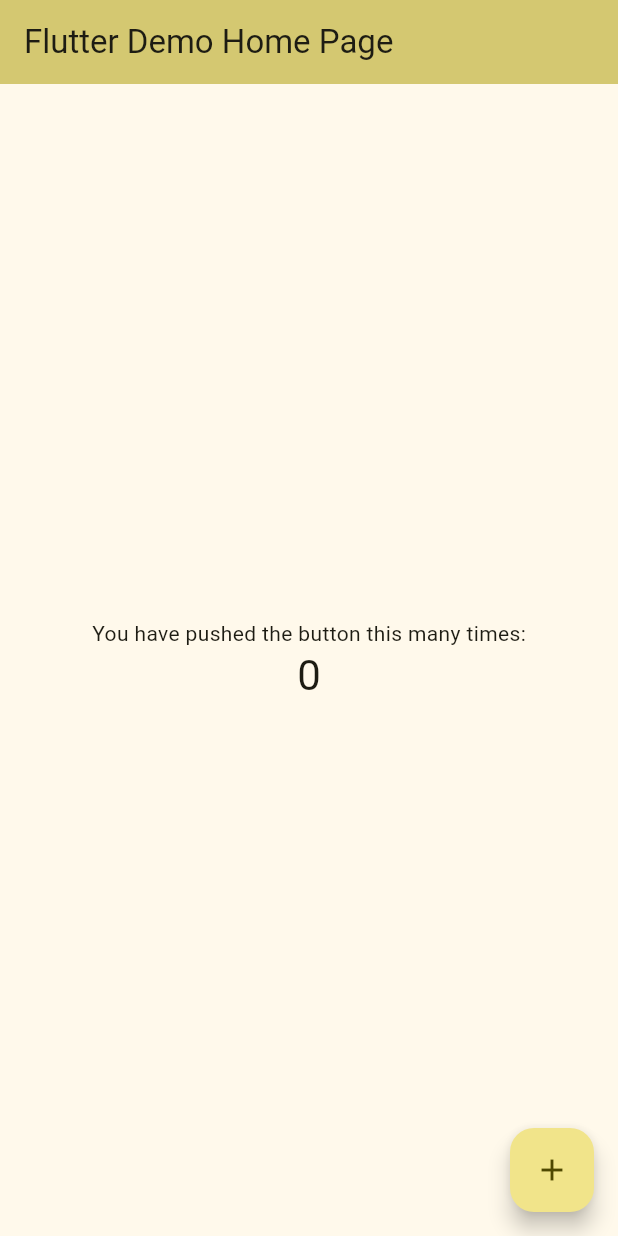
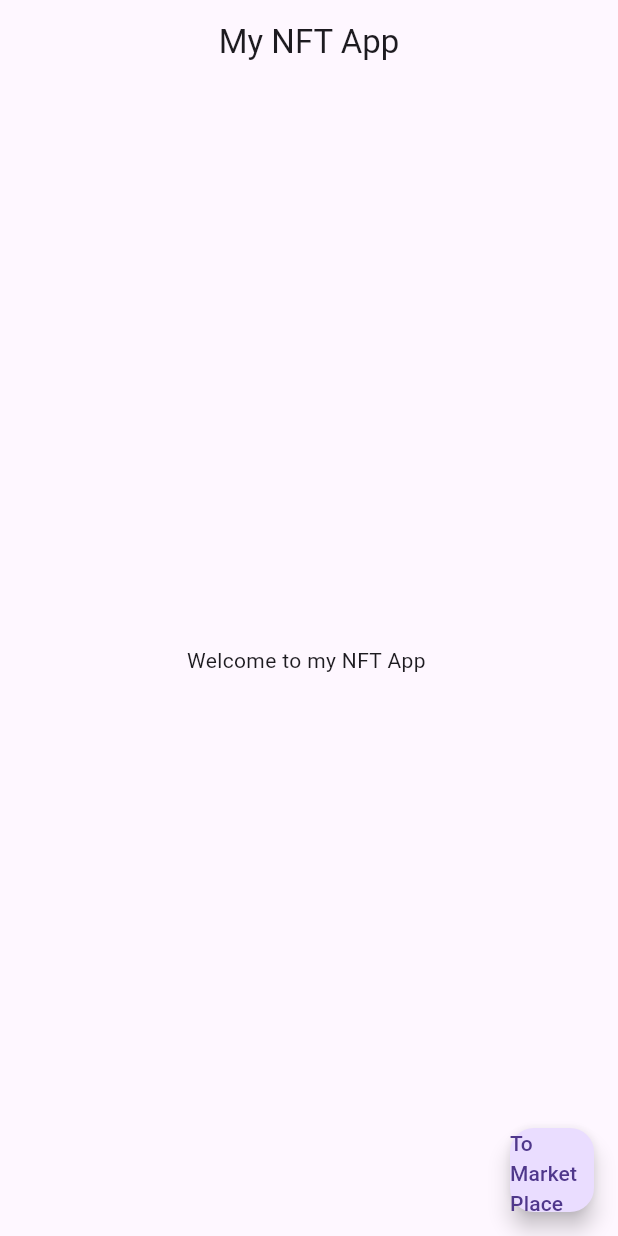
Before and after one commit to tomasGonz67/nft_app, a Flutter app: the screen it shows after launch, on a phone screen of 412 x 824 dp. Run offline on Flutter 3.47's test engine with Material 3 defaults, Android fonts, the phone set to English and light mode, and no system bars.

Commit message:
basics of UI for NFT app

```diff
--- a/lib/main.dart
+++ b/lib/main.dart
@@ -1,95 +1,20 @@
 import 'package:flutter/material.dart';
 
-void main() {
-  runApp(const MyApp());
-}
+void main() => runApp(MaterialApp(
+  home: Scaffold(
+    appBar:AppBar(
+      title:Text('My NFT App'),
+      centerTitle:true,
+    ),
+    body: Center(
+      child:Text('Welcome to my NFT App '),
+    ),
+      floatingActionButton: FloatingActionButton(
+        onPressed: (){
 
-class MyApp extends StatelessWidget {
-  const MyApp({super.key});
+        },
+        child:Text('To Market Place')
+        ),
+  ),
 
-  // This widget is the root of your application.
-  @override
-  Widget build(BuildContext context) {
-    return MaterialApp(
-      title: 'Flutter Demo',
-      theme: ThemeData(
-        colorScheme: ColorScheme.fromSeed(seedColor: Colors.yellow),
-        useMaterial3: true,
-      ),
-      home: const MyHomePage(title: 'Flutter Demo Home Page'),
-    );
-  }
-}
-
-class MyHomePage extends StatefulWidget {
-  const MyHomePage({super.key, required this.title});
-  final String title;
-
-  @override
-  State<MyHomePage> createState() => _MyHomePageState();
-}
-
-class _MyHomePageState extends State<MyHomePage> {
-  int _counter = 0;
-
-  void _incrementCounter() {
-    setState(() {
-      _counter++;
-    });
-  }
-
-  @override
-  Widget build(BuildContext context) {
-    // This method is rerun every time setState is called, for instance as done
-    // by the _incrementCounter method above.
-    //
-    // The Flutter framework has been optimized to make rerunning build methods
-    // fast, so that you can just rebuild anything that needs updating rather
-    // than having to individually change instances of widgets.
-    return Scaffold(
-      appBar: AppBar(
-        // TRY THIS: Try changing the color here to a specific color (to
-        // Colors.amber, perhaps?) and trigger a hot reload to see the AppBar
-        // change color while the other colors stay the same.
-        backgroundColor: Theme.of(context).colorScheme.inversePrimary,
-        // Here we take the value from the MyHomePage object that was created by
-        // the App.build method, and use it to set our appbar title.
-        title: Text(widget.title),
-      ),
-      body: Center(
-        // Center is a layout widget. It takes a single child and positions it
-        // in the middle of the parent.
-        child: Column(
-          // Column is also a layout widget. It takes a list of children and
-          // arranges them vertically. By default, it sizes itself to fit its
-          // children horizontally, and tries to be as tall as its parent.
-          //
-          // Column has various properties to control how it sizes itself and
-          // how it positions its children. Here we use mainAxisAlignment to
-          // center the children vertically; the main axis here is the vertical
-          // axis because Columns are vertical (the cross axis would be
-          // horizontal).
-          //
-          // TRY THIS: Invoke "debug painting" (choose the "Toggle Debug Paint"
-          // action in the IDE, or press "p" in the console), to see the
-          // wireframe for each widget.
-          mainAxisAlignment: MainAxisAlignment.center,
-          children: <Widget>[
-            const Text(
-              'You have pushed the button this many times:',
-            ),
-            Text(
-              '$_counter',
-              style: Theme.of(context).textTheme.headlineMedium,
-            ),
-          ],
-        ),
-      ),
-      floatingActionButton: FloatingActionButton(
-        onPressed: _incrementCounter,
-        tooltip: 'Increment',
-        child: const Icon(Icons.add),
-      ), // This trailing comma makes auto-formatting nicer for build methods.
-    );
-  }
-}
+));
```
